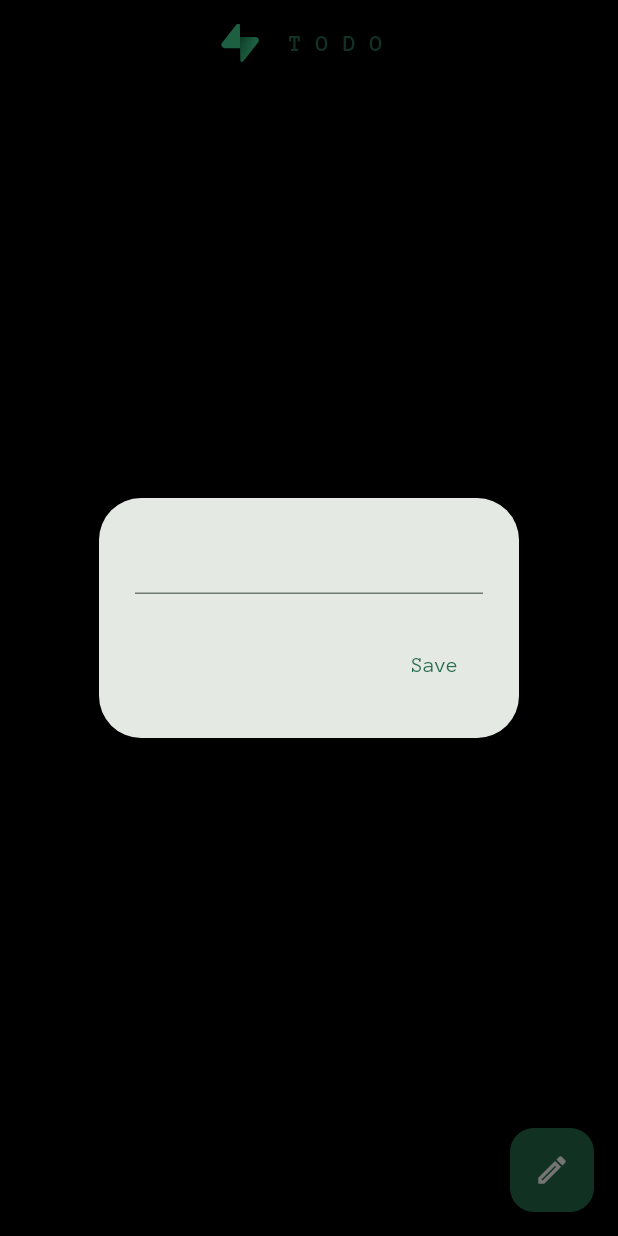
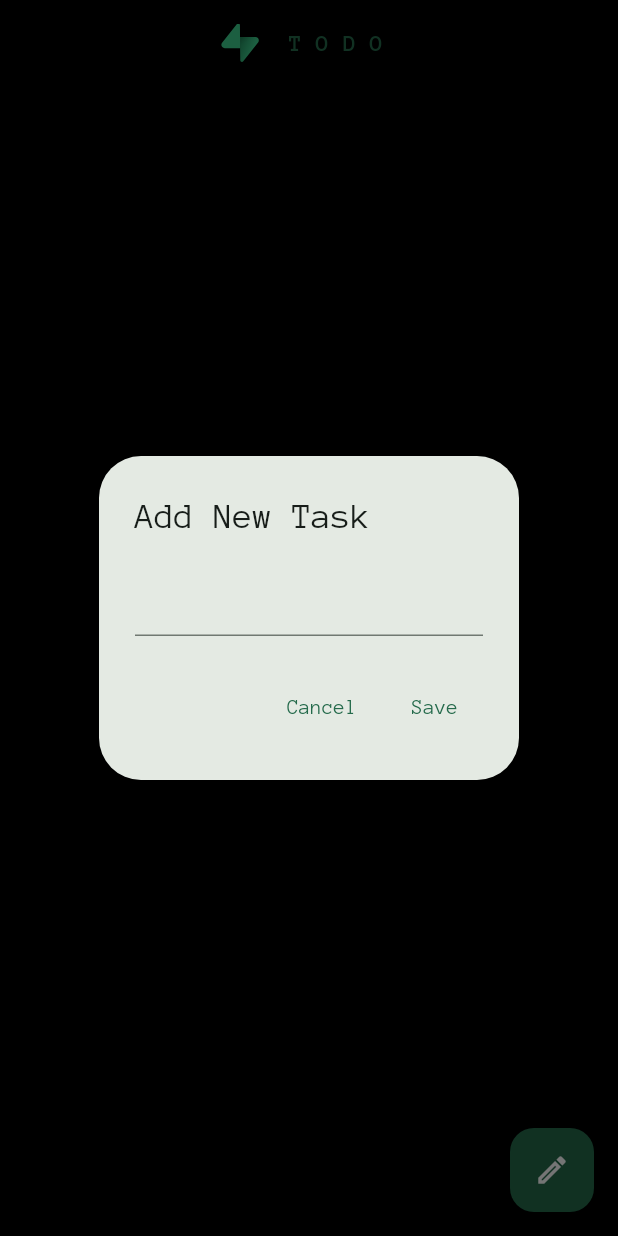
Before and after one commit to NM71/BuildablesFellowship, a Flutter app: the screen it shows after launch, after a tap on the "create" icon, on a phone screen of 412 x 824 dp. Run offline on Flutter 3.47's test engine with Material 3 defaults, Android fonts, the phone set to English and light mode, and no system bars; our stand-ins replace flutter_svg, supabase_flutter; accounts and stored records are empty.

Commit message:
minor change

```diff
--- a/Buildables-Task-1/todo_supabase/lib/screens/task_page.dart
+++ b/Buildables-Task-1/todo_supabase/lib/screens/task_page.dart
@@ -18,8 +18,15 @@ class _TaskPageState extends State<TaskPage> {
     showDialog(
       context: context,
       builder: (context) => AlertDialog(
+        title: const Text("Add New Task"),
         content: TextField(controller: textController),
         actions: [
+          TextButton(
+            onPressed: () {
+              Navigator.pop(context);
+            },
+            child: const Text("Cancel"),
+          ),
           TextButton(
             onPressed: () {
               saveTask();
@@ -64,8 +71,15 @@ class _TaskPageState extends State<TaskPage> {
     showDialog(
       context: context,
       builder: (context) => AlertDialog(
+        title: const Text("Update Task"),
         content: TextField(controller: textController..text = currentName),
         actions: [
+          TextButton(
+            onPressed: () {
+              Navigator.pop(context);
+            },
+            child: const Text("Cancel"),
+          ),
           TextButton(
             onPressed: () {
               updateTask(id, textController.text);
```
